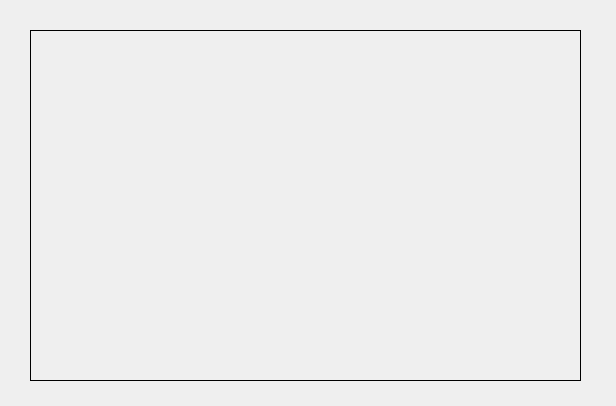
oddukgi/QtQik, file src/homeform.ui: the form before one commit.
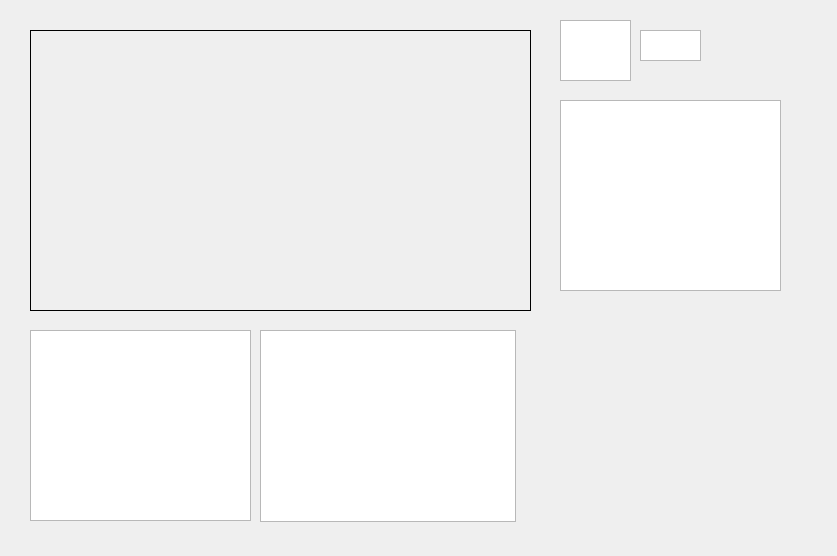
The form after the commit.

Patch:
```diff
--- a/src/homeform.ui
+++ b/src/homeform.ui
@@ -6,8 +6,8 @@
    <rect>
     <x>0</x>
     <y>0</y>
-    <width>616</width>
-    <height>406</height>
+    <width>837</width>
+    <height>556</height>
    </rect>
   </property>
   <property name="windowTitle">
@@ -18,8 +18,8 @@
     <rect>
      <x>30</x>
      <y>30</y>
-     <width>551</width>
-     <height>351</height>
+     <width>501</width>
+     <height>281</height>
     </rect>
    </property>
    <property name="frameShape">
@@ -29,6 +29,56 @@
     <string/>
    </property>
   </widget>
+  <widget class="QListWidget" name="PV_ListView">
+   <property name="geometry">
+    <rect>
+     <x>30</x>
+     <y>330</y>
+     <width>221</width>
+     <height>191</height>
+    </rect>
+   </property>
+  </widget>
+  <widget class="QListWidget" name="SOC_ListView">
+   <property name="geometry">
+    <rect>
+     <x>560</x>
+     <y>100</y>
+     <width>221</width>
+     <height>191</height>
+    </rect>
+   </property>
+  </widget>
+  <widget class="QListWidget" name="Grid_ListView">
+   <property name="geometry">
+    <rect>
+     <x>640</x>
+     <y>30</y>
+     <width>61</width>
+     <height>31</height>
+    </rect>
+   </property>
+  </widget>
+  <widget class="QListWidget" name="Load_ListView">
+   <property name="geometry">
+    <rect>
+     <x>560</x>
+     <y>20</y>
+     <width>71</width>
+     <height>61</height>
+    </rect>
+   </property>
+  </widget>
+  <widget class="QTableView" name="PV_TableView">
+   <property name="geometry">
+    <rect>
+     <x>260</x>
+     <y>330</y>
+     <width>256</width>
+     <height>192</height>
+    </rect>
+   </property>
+  </widget>
  </widget>
  <resources/>
  <connections/>
```
